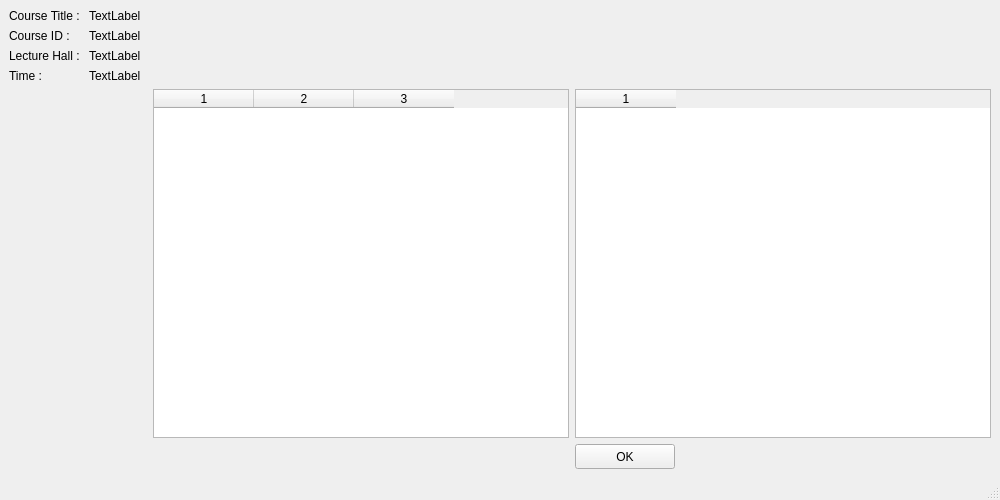
This is Project/courseinfo.ui in Youssef-Ashraf71/Learning_Managment_System as Qt 5 draws it before an edit. The edited form follows.
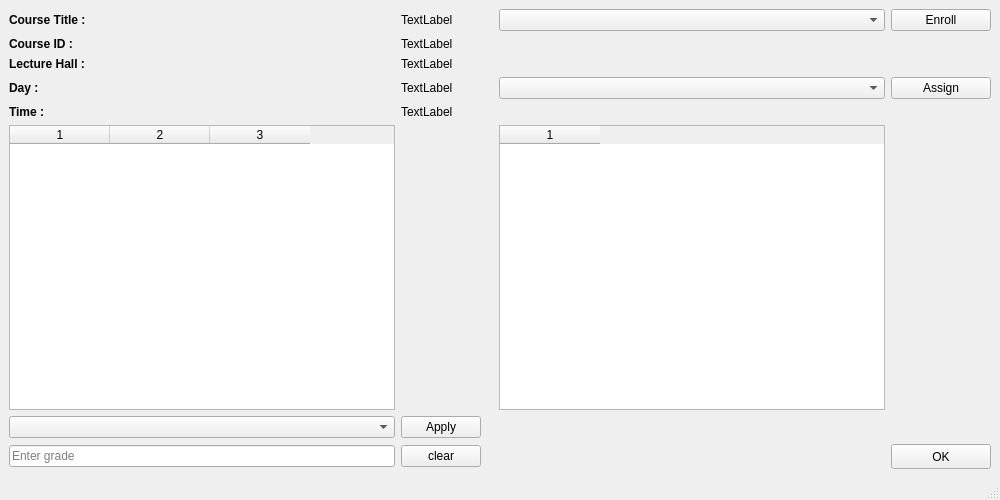
This is the edited form.

```diff
--- a/Project/courseinfo.ui
+++ b/Project/courseinfo.ui
@@ -15,38 +15,59 @@
   </property>
   <widget class="QWidget" name="centralwidget">
    <layout class="QGridLayout" name="gridLayout">
-    <item row="1" column="1">
-     <widget class="QLabel" name="lbl_title">
-      <property name="enabled">
-       <bool>true</bool>
-      </property>
+    <item row="2" column="1">
+     <widget class="QLabel" name="lbl_ID">
       <property name="text">
        <string>TextLabel</string>
       </property>
      </widget>
     </item>
-    <item row="5" column="4">
-     <widget class="QTableWidget" name="tbl_prof">
-      <property name="enabled">
-       <bool>true</bool>
-      </property>
-      <property name="editTriggers">
-       <set>QAbstractItemView::NoEditTriggers</set>
-      </property>
-      <property name="columnCount">
-       <number>1</number>
-      </property>
-      <column/>
-     </widget>
-    </item>
     <item row="2" column="0">
      <widget class="QLabel" name="label_4">
+      <property name="font">
+       <font>
+        <bold>true</bold>
+       </font>
+      </property>
       <property name="text">
        <string>Course ID :</string>
       </property>
      </widget>
     </item>
-    <item row="5" column="3">
+    <item row="4" column="1" colspan="3">
+     <widget class="QLabel" name="lbl_time">
+      <property name="text">
+       <string>TextLabel</string>
+      </property>
+     </widget>
+    </item>
+    <item row="10" column="0">
+     <widget class="QLineEdit" name="txt_filter">
+      <property name="placeholderText">
+       <string>Enter grade</string>
+      </property>
+     </widget>
+    </item>
+    <item row="3" column="1">
+     <widget class="QLabel" name="lbl_hall">
+      <property name="text">
+       <string>TextLabel</string>
+      </property>
+     </widget>
+    </item>
+    <item row="3" column="0">
+     <widget class="QLabel" name="label">
+      <property name="font">
+       <font>
+        <bold>true</bold>
+       </font>
+      </property>
+      <property name="text">
+       <string>Lecture Hall :</string>
+      </property>
+     </widget>
+    </item>
+    <item row="6" column="0">
      <widget class="QTableWidget" name="tbl_stud">
       <property name="enabled">
        <bool>true</bool>
@@ -62,14 +83,69 @@
       <column/>
      </widget>
     </item>
+    <item row="7" column="1">
+     <widget class="QPushButton" name="btn_filter">
+      <property name="text">
+       <string>Apply</string>
+      </property>
+     </widget>
+    </item>
+    <item row="4" column="0">
+     <widget class="QLabel" name="label_7">
+      <property name="font">
+       <font>
+        <bold>true</bold>
+       </font>
+      </property>
+      <property name="text">
+       <string>Day :</string>
+      </property>
+     </widget>
+    </item>
+    <item row="6" column="7">
+     <widget class="QTableWidget" name="tbl_prof">
+      <property name="enabled">
+       <bool>true</bool>
+      </property>
+      <property name="editTriggers">
+       <set>QAbstractItemView::NoEditTriggers</set>
+      </property>
+      <property name="columnCount">
+       <number>1</number>
+      </property>
+      <column/>
+     </widget>
+    </item>
     <item row="1" column="0">
      <widget class="QLabel" name="label_2">
+      <property name="font">
+       <font>
+        <bold>true</bold>
+       </font>
+      </property>
       <property name="text">
        <string>Course Title : </string>
       </property>
      </widget>
     </item>
-    <item row="8" column="4">
+    <item row="7" column="0">
+     <widget class="QComboBox" name="combo_filter">
+      <property name="placeholderText">
+       <string>Choose filter relation</string>
+      </property>
+     </widget>
+    </item>
+    <item row="1" column="1">
+     <widget class="QLabel" name="lbl_title">
+      <property name="enabled">
+       <bool>true</bool>
+      </property>
+      <property name="text">
+       <string>TextLabel</string>
+      </property>
+     </widget>
+    </item>
+    <item row="10" column="8">
      <widget class="QPushButton" name="pushButton">
       <property name="sizePolicy">
        <sizepolicy hsizetype="Expanding" vsizetype="Expanding">
@@ -88,41 +164,60 @@
       </property>
      </widget>
     </item>
-    <item row="2" column="1">
-     <widget class="QLabel" name="lbl_ID">
+    <item row="10" column="1">
+     <widget class="QPushButton" name="btn_clear_filter">
       <property name="text">
-       <string>TextLabel</string>
+       <string>clear</string>
       </property>
      </widget>
     </item>
-    <item row="3" column="1">
-     <widget class="QLabel" name="lbl_hall">
-      <property name="text">
-       <string>TextLabel</string>
+    <item row="5" column="0">
+     <widget class="QLabel" name="label_3">
+      <property name="font">
+       <font>
+        <bold>true</bold>
+       </font>
       </property>
-     </widget>
-    </item>
-    <item row="3" column="0">
-     <widget class="QLabel" name="label">
-      <property name="text">
-       <string>Lecture Hall :</string>
-      </property>
-     </widget>
-    </item>
-    <item row="4" column="1" colspan="2">
-     <widget class="QLabel" name="lbl_time">
-      <property name="text">
-       <string>TextLabel</string>
-      </property>
-     </widget>
-    </item>
-    <item row="4" column="0">
-     <widget class="QLabel" name="label_7">
       <property name="text">
        <string>Time :</string>
       </property>
      </widget>
     </item>
+    <item row="5" column="1">
+     <widget class="QLabel" name="lbl_T">
+      <property name="text">
+       <string>TextLabel</string>
+      </property>
+     </widget>
+    </item>
+    <item row="1" column="7">
+     <widget class="QComboBox" name="combo_newstud">
+      <property name="placeholderText">
+       <string>Enroll new student</string>
+      </property>
+     </widget>
+    </item>
+    <item row="4" column="7">
+     <widget class="QComboBox" name="combo_newprof">
+      <property name="placeholderText">
+       <string>Assign new professor</string>
+      </property>
+     </widget>
+    </item>
+    <item row="1" column="8">
+     <widget class="QPushButton" name="btn_enroll">
+      <property name="text">
+       <string>Enroll</string>
+      </property>
+     </widget>
+    </item>
+    <item row="4" column="8">
+     <widget class="QPushButton" name="btn_assign">
+      <property name="text">
+       <string>Assign</string>
+      </property>
+     </widget>
+    </item>
    </layout>
   </widget>
   <widget class="QMenuBar" name="menubar">
```
